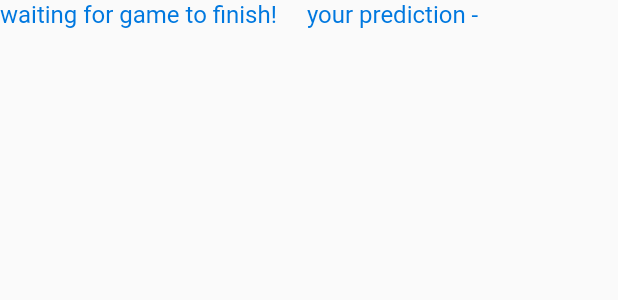
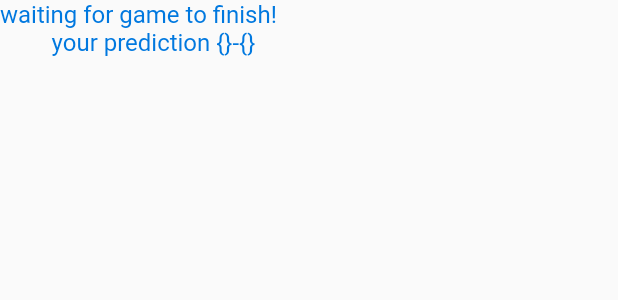
Before and after one commit to alirezashahali/futictor_footbal_predictor, a Flutter app: the WaitingForFinalResult widget shown alone on an empty page, opened directly with empty values, on a phone screen of 412 x 824 dp. Shown: the top 300 px of the screen. Run offline on Flutter 3.47's test engine with Material 2 defaults, Android fonts, the phone set to English and light mode, and no system bars; our stand-ins replace flutter_secure_storage, flutter_vector_icons, sqflite; accounts and stored records are empty; statements that could not run were skipped.

Commit message:
start again for fixing bugs

```diff
--- a/lib/Models/utils/PredictionsUtils.dart
+++ b/lib/Models/utils/PredictionsUtils.dart
@@ -21,9 +21,8 @@ String urlTextBuilder(clubSettings, dateFrom, dateTo) {
       }
     }
   }
-  var _url = 'https://api.football-data.org/v2/matches/?competitions=' +
-      _comps +
-      '&dateFrom=' +
+  var _url = 'https://api.football-data.org/v2/matches/?'
+          'dateFrom=' +
       dateFrom.toString() +
       '&' +
       'dateTo=' +
--- a/lib/components/PredictionCard.dart
+++ b/lib/components/PredictionCard.dart
@@ -85,6 +85,8 @@ class _PredictionCardState extends State<PredictionCard> {
   @override
   Widget build(BuildContext context) {
     Predictions Pred = Provider.of<Predictions>(context);
+    print(Pred.preds.length);
+    // print(Pred.preds[widget.match['id']]['homeTeam'].toString());
     stateToController(Pred);
 
     if (widget.match['status'] != 'SCHEDULED' &&
--- a/lib/components/PredictionCardUtils.dart
+++ b/lib/components/PredictionCardUtils.dart
@@ -108,7 +108,7 @@ Widget WaitingForFinalResult(matchId, predictions) {
       )
     ]);
   } else {
-    return Row(
+    return Column(
       children: [
         Padding(
           padding: EdgeInsets.only(right: 20.0),
@@ -120,9 +120,9 @@ Widget WaitingForFinalResult(matchId, predictions) {
         Text(
           'your prediction' +
               ' ' +
-              predictions['home'].toString() +
+              predictions['homeTeam'].toString() +
               '-' +
-              predictions['away'].toString(),
+              predictions['awayTeam'].toString(),
           style: kInfoText,
         )
       ],
--- a/lib/screens/PointsScreen.dart
+++ b/lib/screens/PointsScreen.dart
@@ -51,6 +51,7 @@ class PointsScreen extends StatelessWidget {
 }
 
 Map datasFromHis(Map history) {
+  print('history length');
   print(history.length);
   double pointsAll = 0.0;
   List placeHolder = [];
```
Also changed, not shown: lib/Models/Predictions.dart (+24 -10 lines), lib/components/DayToPredict.dart (+5 -2 lines).
